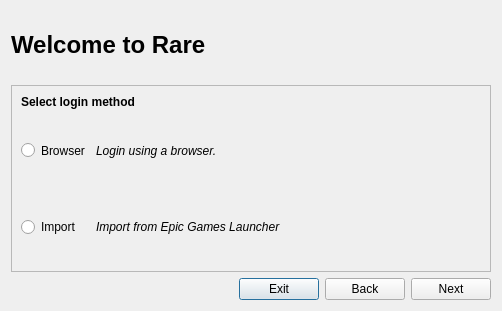
RareDevs/Rare, file rare/ui/components/dialogs/login/login_dialog.ui: the form before one commit.
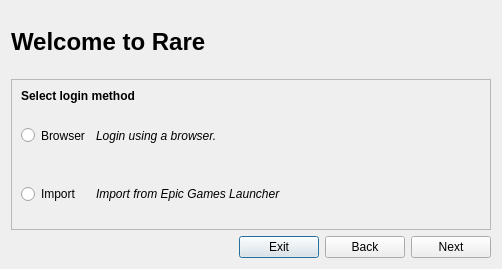
The form after the commit.

Commit message: Fix Desktop shortcut and login dialog task bar icon + bump version

What changed in the file:
```diff
--- a/rare/ui/components/dialogs/login/login_dialog.ui
+++ b/rare/ui/components/dialogs/login/login_dialog.ui
@@ -7,15 +7,9 @@
     <x>0</x>
     <y>0</y>
     <width>498</width>
-    <height>311</height>
+    <height>269</height>
    </rect>
   </property>
-  <property name="sizePolicy">
-   <sizepolicy hsizetype="Fixed" vsizetype="Fixed">
-    <horstretch>0</horstretch>
-    <verstretch>0</verstretch>
-   </sizepolicy>
-  </property>
   <property name="windowTitle">
    <string>Welcome to Rare</string>
   </property>
@@ -30,8 +24,8 @@
      </property>
      <property name="sizeHint" stdset="0">
       <size>
-       <width>20</width>
-       <height>20</height>
+       <width>477</width>
+       <height>17</height>
       </size>
      </property>
     </spacer>
@@ -53,8 +47,8 @@
      </property>
      <property name="sizeHint" stdset="0">
       <size>
-       <width>20</width>
-          <height>20</height>
+       <width>477</width>
+       <height>17</height>
       </size>
      </property>
     </spacer>
```
Left out of the diff: 4 changed lines with no effect on the pictures. Lines whose indentation alone changed are shown as unchanged. The commit also changes 6 other files.
